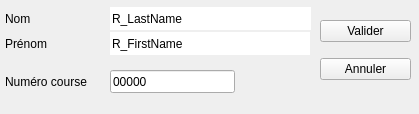
alcatrazproduction/Chrono, file Set_RacerTp.ui: the form before one commit.
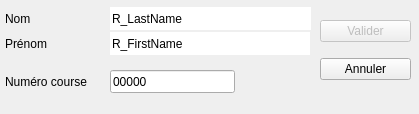
The form after the commit.

```diff
--- a/Set_RacerTp.ui
+++ b/Set_RacerTp.ui
@@ -207,6 +207,9 @@
    <layout class="QVBoxLayout" name="verticalLayout">
     <item>
      <widget class="QPushButton" name="OkBtn">
+      <property name="enabled">
+       <bool>false</bool>
+      </property>
       <property name="focusPolicy">
        <enum>Qt::NoFocus</enum>
       </property>
```
